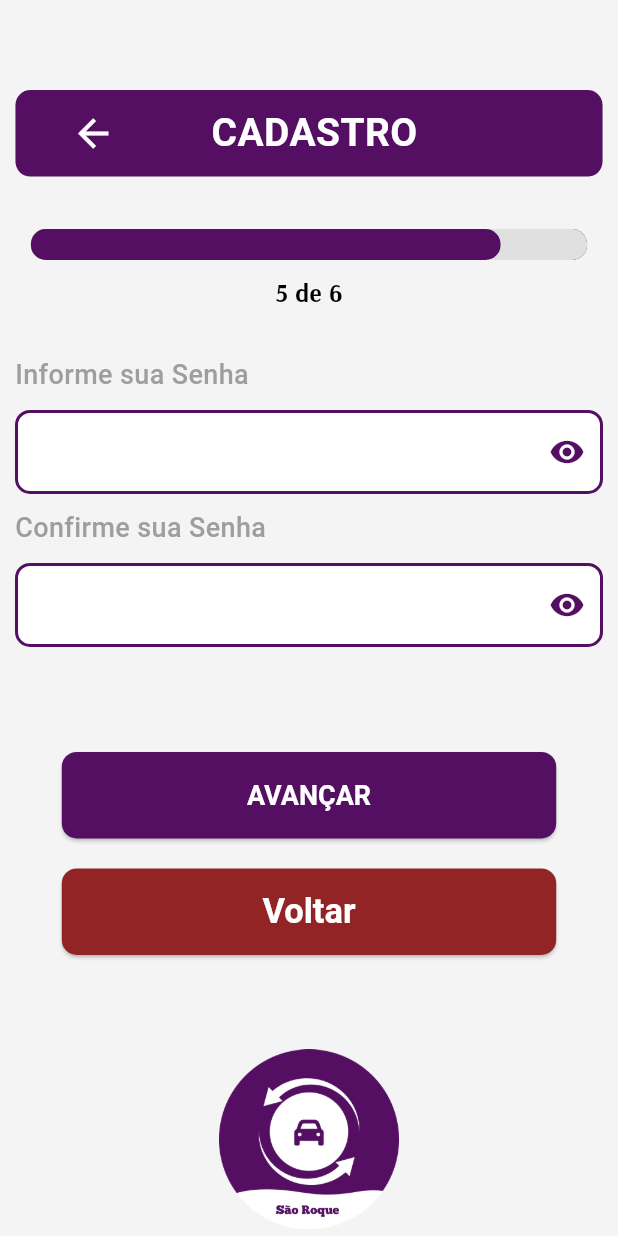
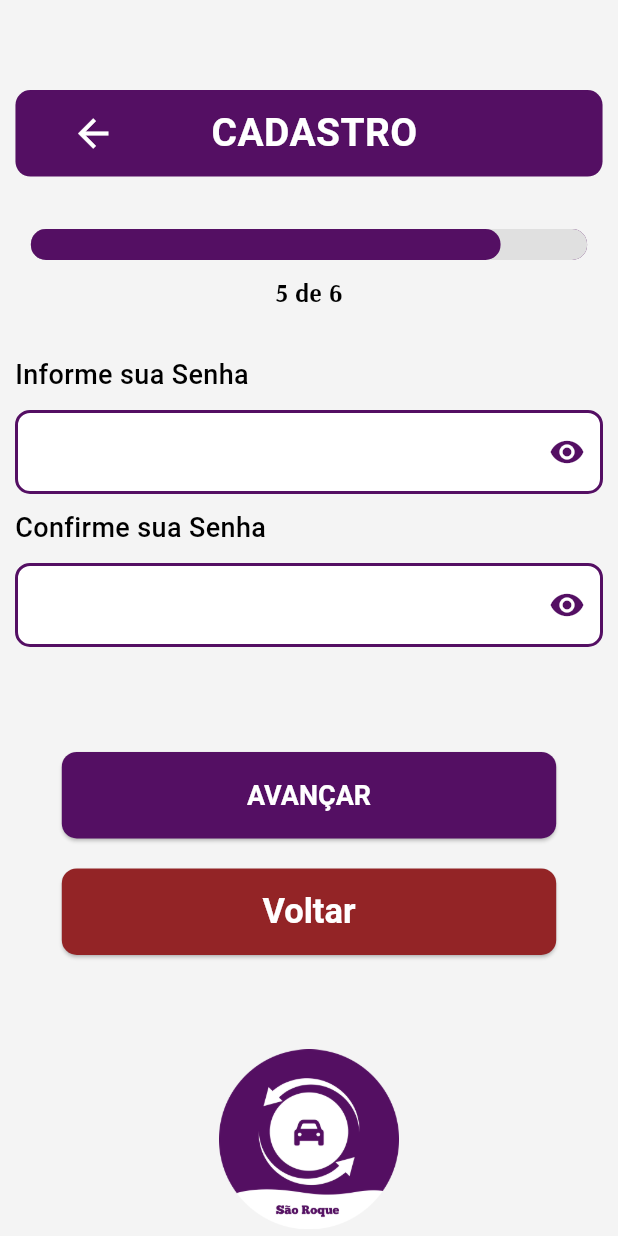
Before and after one commit to PietroBlackDev/Projeto-Estaciona-Facil, a Flutter app: the CadastroCinco screen opened directly, on a phone screen of 412 x 824 dp. Run offline on Flutter 3.47's test engine with Material 3 defaults, Android fonts, the phone set to English and light mode, and no system bars; our stand-ins replace google_fonts, lottie; Roboto replaces fonts that are missing (Ubuntu).

Commit message:
ajuste de cores
cadastro, cores do texto

```diff
--- a/lib/pages/Fluxo_Joao/cadastro_cinco.dart
+++ b/lib/pages/Fluxo_Joao/cadastro_cinco.dart
@@ -89,7 +89,7 @@ class _CadastroCincoState extends State<CadastroCinco> {
                           child: Text(
                             'Informe sua Senha',
                             style: Theme.of(context).textTheme.bodyMedium?.copyWith(
-                                  color: Colors.grey,
+                                  color: Colors.black,
                                   fontWeight: FontWeight.w500,
                                 ),
                           ),
@@ -154,7 +154,7 @@ class _CadastroCincoState extends State<CadastroCinco> {
                           child: Text(
                             'Confirme sua Senha',
                             style: Theme.of(context).textTheme.bodyMedium?.copyWith(
-                                  color: Colors.grey,
+                                  color: Colors.black,
                                   fontWeight: FontWeight.w500,
                                 ),
                           ),
--- a/lib/pages/Fluxo_Joao/cadastro_dois.dart
+++ b/lib/pages/Fluxo_Joao/cadastro_dois.dart
@@ -93,7 +93,7 @@ class _CadastroDoisState extends State<CadastroDois> {
                             child: Text(
                               'Informe o seu e-mail: ',
                               style: Theme.of(context).textTheme.bodyMedium?.copyWith(
-                                    color: Colors.grey,
+                                    color: Colors.black,
                                     fontWeight: FontWeight.w500,
                                   ),
                             ),
--- a/lib/pages/Fluxo_Joao/cadastro_quatro.dart
+++ b/lib/pages/Fluxo_Joao/cadastro_quatro.dart
@@ -94,7 +94,7 @@ class _CadastroQuatroState extends State<CadastroQuatro> {
                             child: Text(
                               'Informe o seu CPF ou CNPJ: ',
                               style: Theme.of(context).textTheme.bodyMedium?.copyWith(
-                                    color: Colors.grey,
+                                    color: Colors.black,
                                     fontWeight: FontWeight.w500,
                                   ),
                             ),
--- a/lib/pages/Fluxo_Joao/cadastro_tres.dart
+++ b/lib/pages/Fluxo_Joao/cadastro_tres.dart
@@ -94,7 +94,7 @@ class _CadastroTresState extends State<CadastroTres> {
                             child: Text(
                               'Informe o seu telefone com DDD: ',
                               style: Theme.of(context).textTheme.bodyMedium?.copyWith(
-                                    color: Colors.grey,
+                                    color: Colors.black,
                                     fontWeight: FontWeight.w500,
                                   ),
                             ),
--- a/lib/pages/Fluxo_Joao/cadastro_um.dart
+++ b/lib/pages/Fluxo_Joao/cadastro_um.dart
@@ -94,7 +94,7 @@ class _CadastroumState extends State<Cadastroum> {
                             child: Text(
                               'Informe o nome completo ou nome da empresa: ',
                               style: Theme.of(context).textTheme.bodyMedium?.copyWith(
-                                    color: Colors.grey,
+                                    color: Colors.black,
                                     fontWeight: FontWeight.w500,
                                   ),
                             ),
```
